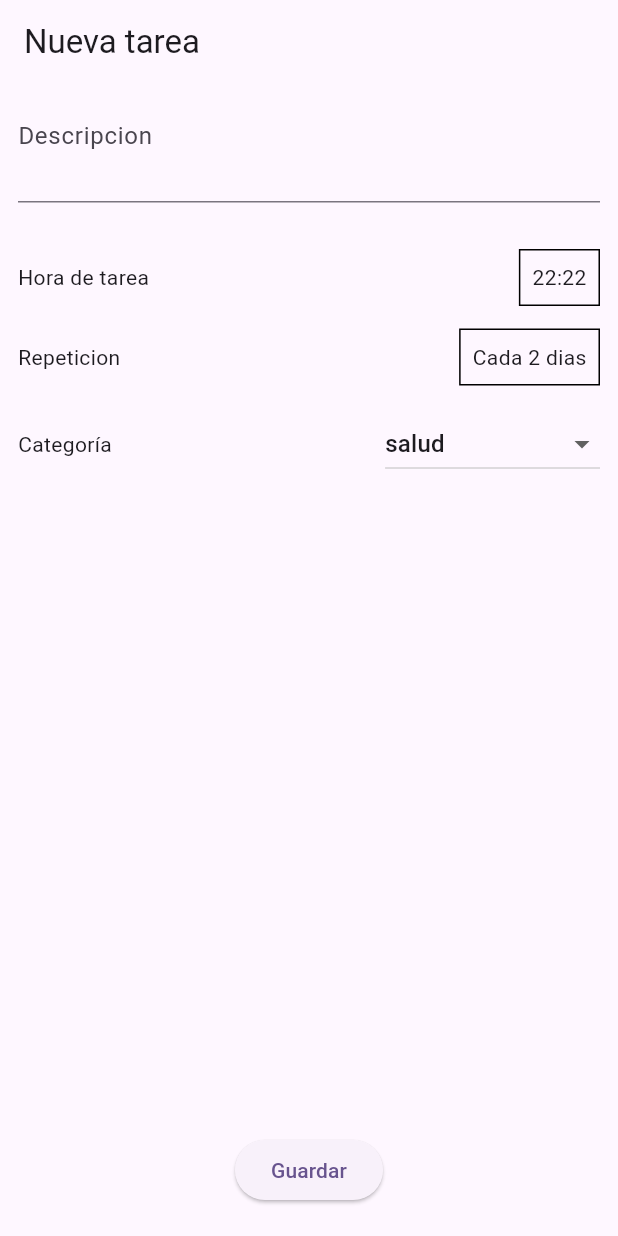
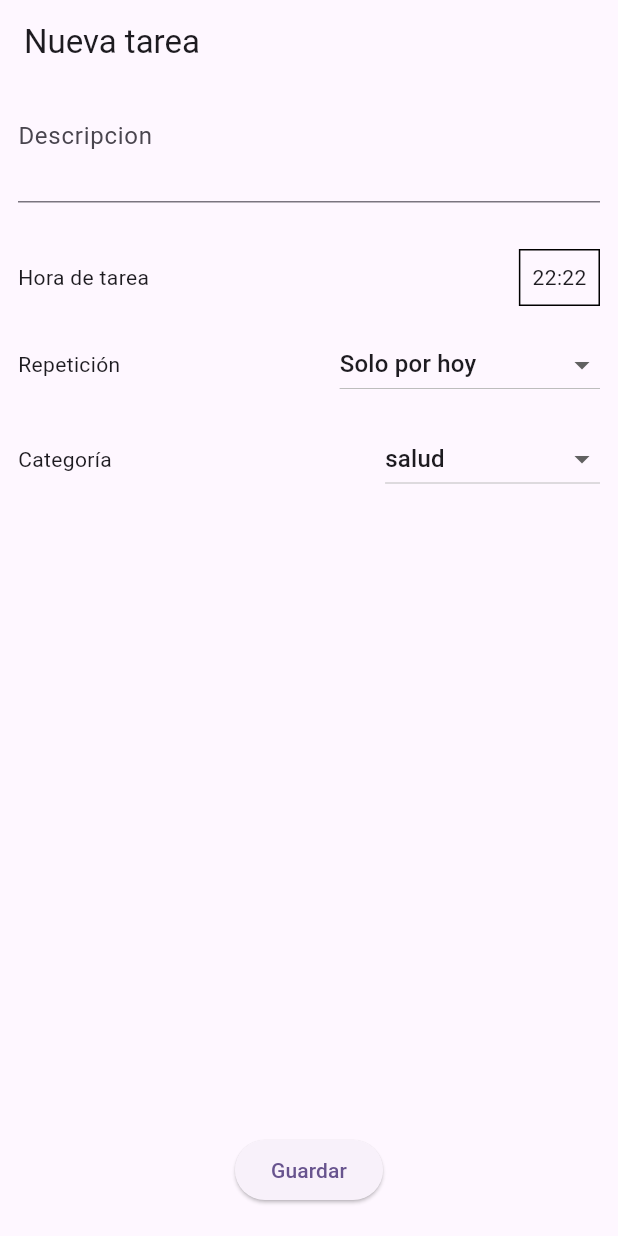
Before and after one commit to jQuera/RealGotchi, a Flutter app: the CreateTaskPage screen opened directly, on a phone screen of 412 x 824 dp. Run offline on Flutter 3.47's test engine with Material 3 defaults, Android fonts, the phone set to English and light mode, and no system bars; our stand-ins replace rxdart; missing offline and left inert: o3d.

Commit message:
vinculamos con stream repeticion

```diff
--- a/lib/ui/views/home/widgets/tasks/pages/create_task_page.dart
+++ b/lib/ui/views/home/widgets/tasks/pages/create_task_page.dart
@@ -68,28 +68,25 @@ class CreateTaskPage extends StatelessWidget {
                 Row(
                   mainAxisAlignment: MainAxisAlignment.spaceBetween,
                   children: [
-                    const Text("Repeticion"),
-                    GestureDetector(
-                      onTap: () async {
-                        TimeOfDay? selectedTime = await showTimePicker(
-                          initialTime: TimeOfDay.now(),
-                          context: context,
-                        );
-                        if (selectedTime == null) {
-                          return;
-                        }
-
-                        // TODO: guardar el tiempo en el controller
-                        print(selectedTime.toString());
-                      },
-                      child: Container(
-                        decoration: BoxDecoration(
-                          border: Border.all(width: 1),
-                        ),
-                        padding: const EdgeInsets.all(8),
-                        child: const Text("Cada 2 dias"),
-                      ),
-                    ),
+                    const Text("Repetición"),
+                    StreamBuilder<TaskFrequency>(
+                        stream: controller.taskFrequencySelectedStream,
+                        builder: (context, snapshot) {
+                          if (!snapshot.hasData) return const SizedBox.shrink();
+                          return DropdownButton<TaskFrequency>(
+                            value: snapshot.data,
+                            items: TaskFrequency.values.map((e) {
+                              return DropdownMenuItem(
+                                value: e,
+                                child: Text(e.descripcion),
+                              );
+                            }).toList(),
+                            onChanged: (value) {
+                              if (value == null) return;
+                              controller.changeTaskFrequency(value);
+                            },
+                          );
+                        }),
                   ],
                 ),
                 const SizedBox(height: 15),
@@ -102,7 +99,6 @@ class CreateTaskPage extends StatelessWidget {
                         builder: (context, snapshot) {
                           if (!snapshot.hasData) return const SizedBox.shrink();
                           return DropdownButton<TaskType>(
-                            elevation: 1,
                             value: snapshot.data,
                             items: TaskType.values.map((e) {
                               return DropdownMenuItem(
```
